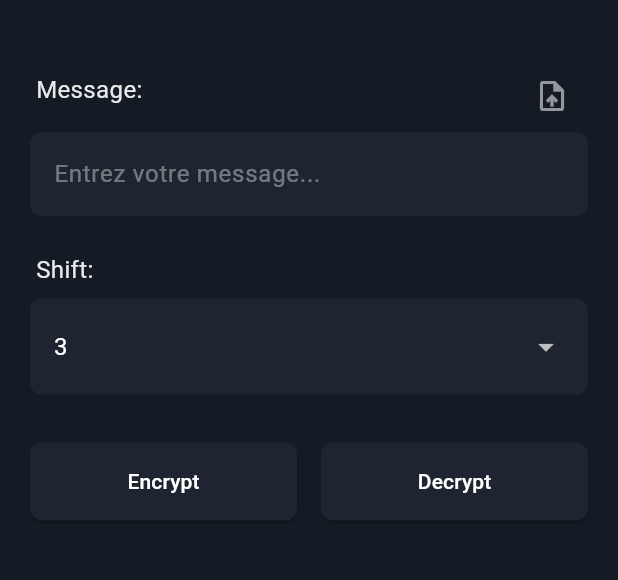
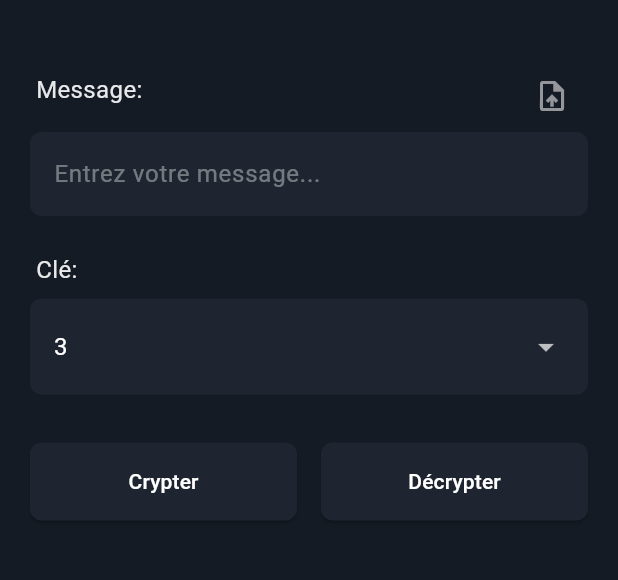
Before and after one commit to Morymirco/cryptoce, a Flutter app: the MyHomePage screen opened by its route, on a phone screen of 412 x 824 dp, the part 132-712 px from its top. Run offline on Flutter 3.47's test engine with Material 3 defaults, Android fonts, the phone set to English and light mode, and no system bars; our stand-ins replace file_picker, hive, hive_flutter, share_plus, shared_preferences; accounts and stored records are empty.

```diff
--- a/lib/main.dart
+++ b/lib/main.dart
@@ -245,7 +245,7 @@ class _MyHomePageState extends State<MyHomePage> {
                             overflow: TextOverflow.ellipsis,
                           ),
                           subtitle: Text(
-                            '${item.wasEncrypted ? "Chiffré" : "Déchiffré"} (shift: ${item.shift})',
+                            '${item.wasEncrypted ? "Chiffré" : "Déchiffré"} (Clé: ${item.shift})',
                             style: TextStyle(color: Colors.white.withOpacity(0.7)),
                           ),
                           trailing: Text(
@@ -413,7 +413,7 @@ class _MyHomePageState extends State<MyHomePage> {
                     Padding(
                       padding: const EdgeInsets.only(left: 4, bottom: 8),
                       child: Text(
-                        'Shift:',
+                        'Clé:',
                         style: TextStyle(
                           color: Colors.white.withOpacity(0.9),
                           fontSize: 16,
@@ -473,7 +473,7 @@ class _MyHomePageState extends State<MyHomePage> {
                           ),
                         ),
                         onPressed: () => _processText(true),
-                        child: const Text('Encrypt'),
+                        child: const Text('Crypter'),
                       ),
                     ),
                     const SizedBox(width: 16),
@@ -488,7 +488,7 @@ class _MyHomePageState extends State<MyHomePage> {
                           ),
                         ),
                         onPressed: () => _processText(false),
-                        child: const Text('Decrypt'),
+                        child: const Text('Décrypter'),
                       ),
                     ),
                   ],
```
Also changed, not shown: Screenshot_20250216_174539.png (added), Screenshot_20250216_174658.png (added), Screenshot_20250216_174818.png (added), Screenshot_20250216_174829.png (added), Screenshot_20250216_174844.png (added), Screenshot_20250216_174857.png (added), WhatsApp Image 2025-02-16 à 18.50.30_d36199e4.jpg (added), 2 other files.
